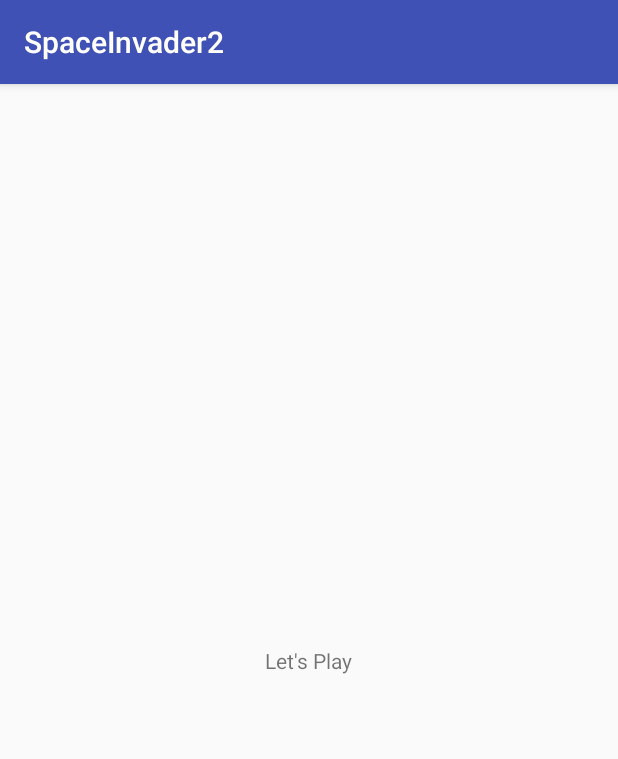
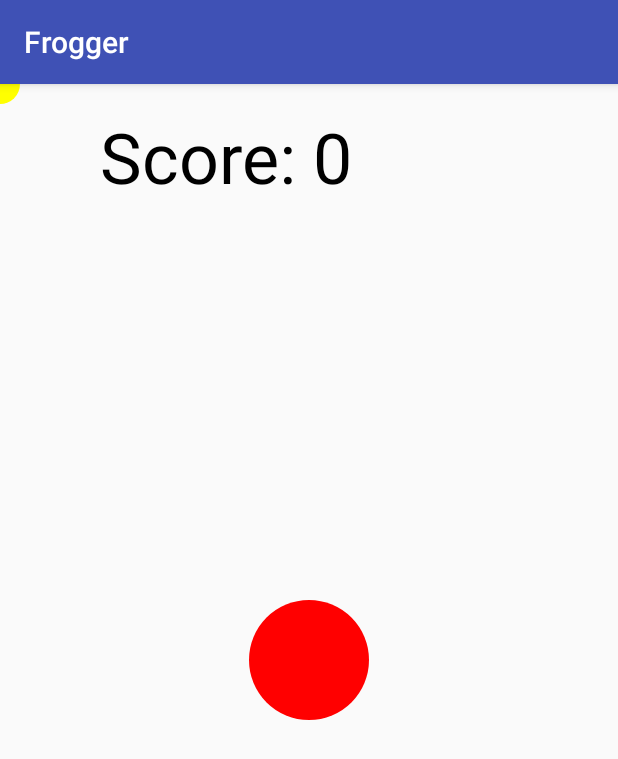
Before and after one commit to ernestkck/Frogger, an Android app: the GameActivity screen opened directly, with no data from a screen before it, on a phone screen of 412 x 824 dp. Shown: the top 759 px of the screen. Run offline under Robolectric (Android 15) with nearby library versions, the phone set to English and light mode, and no system bars.

Commit message:
Add code from workshop

```diff
--- a/app/build.gradle
+++ b/app/build.gradle
@@ -3,7 +3,7 @@ apply plugin: 'com.android.application'
 android {
     compileSdkVersion 26
     defaultConfig {
-        applicationId "com.example.ernes.spaceinvader2"
+        applicationId "com.example.ernes.frogger"
         minSdkVersion 15
         targetSdkVersion 26
         versionCode 1
--- a/app/src/main/AndroidManifest.xml
+++ b/app/src/main/AndroidManifest.xml
@@ -1,6 +1,6 @@
 <?xml version="1.0" encoding="utf-8"?>
 <manifest xmlns:android="http://schemas.android.com/apk/res/android"
-    package="com.example.ernes.spaceinvader2">
+    package="com.example.ernes.frogger">
 
     <application
         android:allowBackup="true"
@@ -9,14 +9,14 @@
         android:roundIcon="@mipmap/ic_launcher_round"
         android:supportsRtl="true"
         android:theme="@style/AppTheme">
-        <activity android:name=".WelcomeActivity">
+        <activity android:name="com.example.ernes.frogger.WelcomeActivity">
             <intent-filter>
                 <action android:name="android.intent.action.MAIN" />
 
                 <category android:name="android.intent.category.LAUNCHER" />
             </intent-filter>
         </activity>
-        <activity android:name=".GameActivity"></activity>
+        <activity android:name="com.example.ernes.frogger.GameActivity"></activity>
     </application>
 
 </manifest>
--- a/app/src/main/java/com/example/ernes/spaceinvader2/GameActivity.java
+++ b/app/src/main/java/com/example/ernes/frogger/GameActivity.java
@@ -1,4 +1,4 @@
-package com.example.ernes.spaceinvader2;
+package com.example.ernes.frogger;
 
 import android.support.v7.app.AppCompatActivity;
 import android.os.Bundle;
--- /dev/null
+++ b/app/src/main/java/com/example/ernes/frogger/GameView.java
@@ -0,0 +1,106 @@
+package com.example.ernes.frogger;
+
+import android.content.Context;
+import android.graphics.Canvas;
+import android.graphics.Color;
+import android.graphics.Paint;
+import android.os.Handler;
+import android.support.annotation.Nullable;
+import android.util.AttributeSet;
+import android.view.MotionEvent;
+import android.view.View;
+
+import java.util.Random;
+
+public class GameView extends View implements View.OnTouchListener, Runnable {
+    float viewWidth, viewHeight;
+    float xpos, ypos, radius = 60.0f, xt, yt, speed;
+    Handler timer;
+    int score = 0;
+    boolean xdir, ydir;
+
+
+    public GameView(Context context, @Nullable AttributeSet attrs) {
+        super(context, attrs);
+        this.setOnTouchListener(this);
+        timer = new Handler();
+        timer.postDelayed(this, 10);
+    }
+
+    @Override
+    protected void onSizeChanged(int w, int h, int oldw, int oldh) {
+        super.onSizeChanged(w, h, oldw, oldh);
+        viewWidth = w;
+        viewHeight = h;
+        xpos = viewWidth/2;
+        ypos = viewHeight/2;
+    }
+
+    @Override
+    protected void onDraw(Canvas canvas) {
+        super.onDraw(canvas);
+
+        Paint p = new Paint();
+        p.setColor(Color.BLACK);
+        p.setTextSize(70);
+        canvas.drawText("Score: "+ score, 100,100, p);
+
+        p = new Paint();
+        p.setColor(Color.RED);
+        canvas.drawCircle(xpos, ypos, radius, p);
+
+        p.setColor(Color.YELLOW);
+        canvas.drawCircle(xt, yt, 20.0f, p);
+
+    }
+
+
+
+    @Override
+    public boolean onTouch(View view, MotionEvent event) {
+        if (event.getAction() == MotionEvent.ACTION_DOWN) {
+            xt = event.getX();
+            yt = event.getY();
+            if(yt >= viewHeight - 100) score = 0;
+            else if(dist(xpos, ypos, xt, yt) <= radius) score++;
+
+            updateSpeed();
+
+            this.invalidate();
+        }
+        return true;
+    }
+
+    @Override
+    public void run(){
+        if(xdir){
+            xpos += speed;
+            if(xpos >= viewWidth-radius) xdir = false;
+        }
+        else{
+            xpos -= speed;
+            if(xpos <= radius) xdir = true;
+        }
+        if(ydir){
+            ypos += speed;
+            if(ypos >= viewHeight - 100 - 2*radius) ydir = false;
+        }
+        else{
+            ypos -= speed;
+            if(ypos <= radius) ydir = true;
+        }
+        this.invalidate();
+        timer.postDelayed(this, 10);
+    }
+
+
+    private void updateSpeed(){
+        Random rand = new Random();
+        xdir = rand.nextBoolean();
+        ydir = rand.nextBoolean();
+        speed = (float) (rand.nextFloat()+0.3) * 8;
+    }
+    private float dist(float x1, float y1, float x2, float y2){
+        return (float) Math.sqrt((x1-x2)*(x1-x2) + (y1-y2)*(y1-y2));
+    }
+}
--- a/app/src/main/java/com/example/ernes/spaceinvader2/WelcomeActivity.java
+++ b/app/src/main/java/com/example/ernes/frogger/WelcomeActivity.java
@@ -1,4 +1,4 @@
-package com.example.ernes.spaceinvader2;
+package com.example.ernes.frogger;
 
 import android.content.Intent;
 import android.support.v7.app.AppCompatActivity;
--- a/app/src/main/res/layout/activity_game.xml
+++ b/app/src/main/res/layout/activity_game.xml
@@ -4,16 +4,10 @@
     xmlns:tools="http://schemas.android.com/tools"
     android:layout_width="match_parent"
     android:layout_height="match_parent"
-    tools:context="com.example.ernes.myapplication.GameActivity">
+    tools:context="com.example.ernes.frogger.GameActivity">
 
-    <TextView
-        android:id="@+id/textView"
+    <com.example.ernes.frogger.GameView
         android:layout_width="wrap_content"
-        android:layout_height="wrap_content"
-        android:text="Let's Play"
-        app:layout_constraintBottom_toBottomOf="parent"
-        app:layout_constraintEnd_toEndOf="parent"
-        app:layout_constraintHorizontal_bias="0.5"
-        app:layout_constraintStart_toStartOf="parent"
-        app:layout_constraintTop_toTopOf="parent" />
+        android:layout_height="wrap_content" />
+
 </android.support.constraint.ConstraintLayout>
--- a/app/src/main/res/values/strings.xml
+++ b/app/src/main/res/values/strings.xml
@@ -1,3 +1,3 @@
 <resources>
-    <string name="app_name">SpaceInvader2</string>
+    <string name="app_name">Frogger</string>
 </resources>
--- a/build.gradle
+++ b/build.gradle
@@ -7,7 +7,7 @@ buildscript {
         jcenter()
     }
     dependencies {
-        classpath 'com.android.tools.build:gradle:3.0.1'
+        classpath 'com.android.tools.build:gradle:3.1.2'
 
 
         // NOTE: Do not place your application dependencies here; they belong
```
Also changed, not shown: app/src/main/res/layout/activity_welcome.xml (+4 -4 lines), gradle/wrapper/gradle-wrapper.properties, 4 other files.
